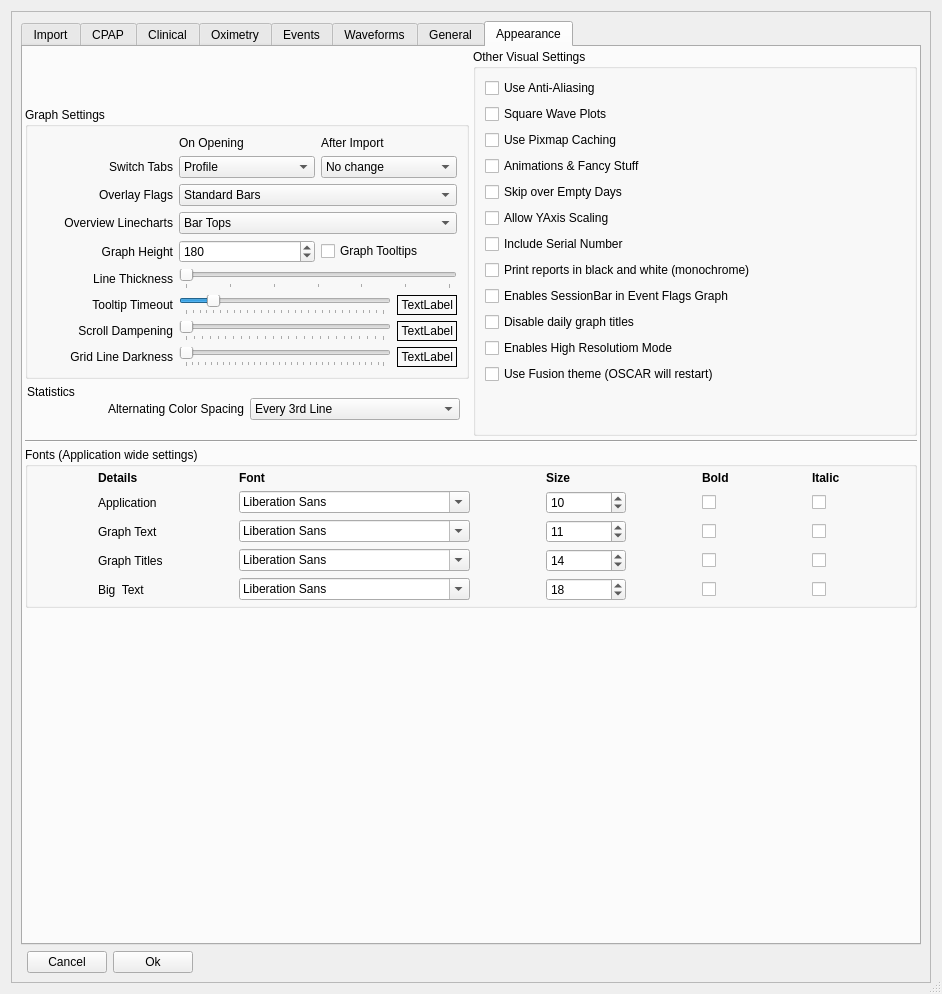
Qt form oscar/preferencesdialog.ui (tomasohara/OSCAR-SQL) before a commit.
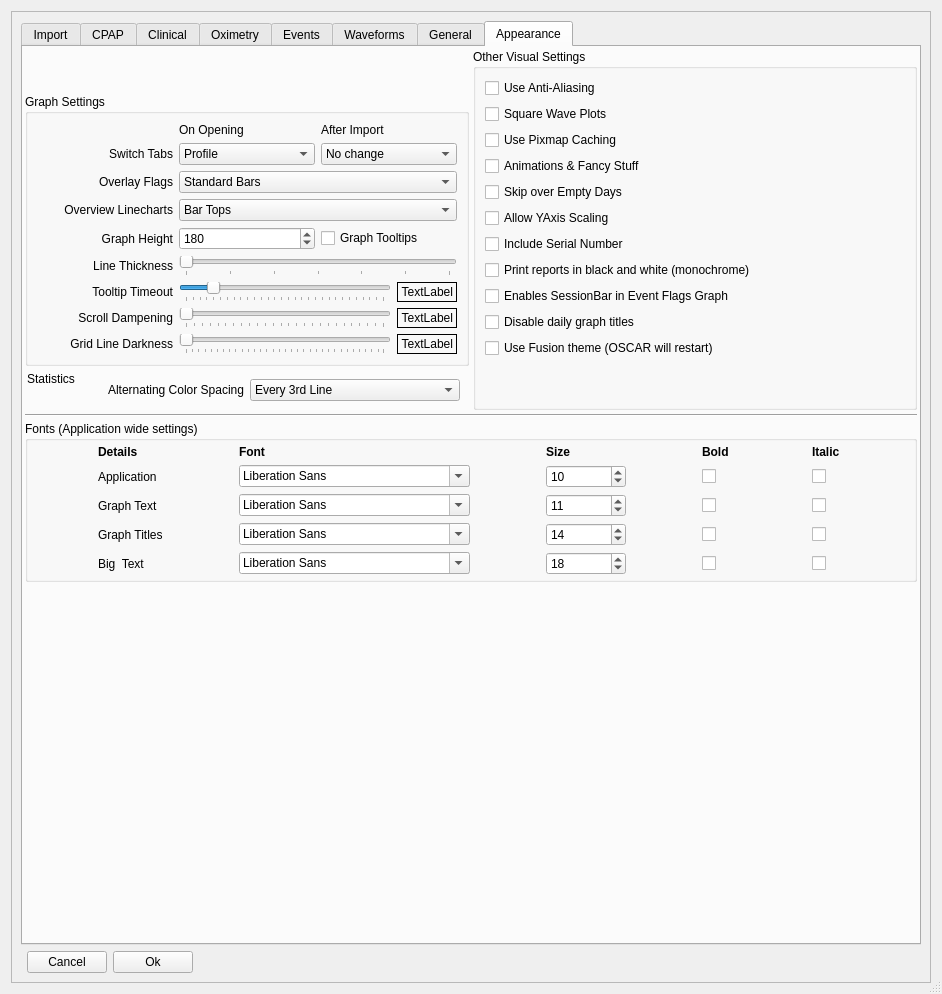
The same form after that commit. The open tabs and pages were chosen to show the change. Icons and pictures are not drawn.

Commit message:
Remove High Resolution Mode (Qt5-only feature)
The Enable High Resolution Mode preference was Qt5-specific and disabled in Qt6. Remove the entire highresolution module, its UI checkbox, and all conditional code. The setting was stored in a separate file and is not affected by profile import.

The edit to the form file:
```diff
--- a/oscar/preferencesdialog.ui
+++ b/oscar/preferencesdialog.ui
@@ -3180,16 +3180,7 @@
                      </property>
                     </widget>
                    </item>
-                   <item>
-                    <widget class="QCheckBox" name="highResolution">
-                     <property name="toolTip">
-                      <string> Enables High Resoluton Mode. Changes take effect when Oscar is restarted.</string>
-                     </property>
-                     <property name="text">
-                      <string>Enables High Resolutiom Mode</string>
-                     </property>
-                    </widget>
-                   </item>
+
                    <item>
                     <widget class="QCheckBox" name="useFusionTheme">
                      <property name="toolTip">
```
The commit also changes 7 other files.
